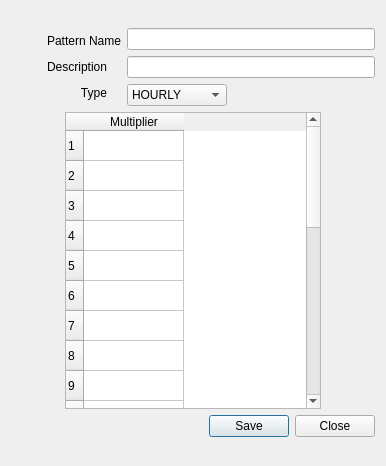
First picture: the form in flo2d/ui/storm_drain_inflow_pattern.ui, repository FLO-2DSoftware/qgis-flo-2d-plugin, before the edit.
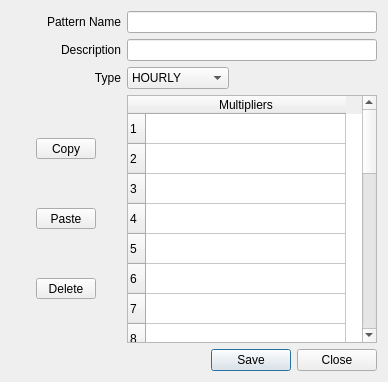
Second picture: the form after the edit.

Commit message: Baseline pattern done

```diff
--- a/flo2d/ui/storm_drain_inflow_pattern.ui
+++ b/flo2d/ui/storm_drain_inflow_pattern.ui
@@ -9,8 +9,8 @@
    <rect>
     <x>0</x>
     <y>0</y>
-    <width>349</width>
-    <height>466</height>
+    <width>388</width>
+    <height>382</height>
    </rect>
   </property>
   <property name="sizePolicy">
@@ -39,14 +39,7 @@
   </property>
   <layout class="QGridLayout" name="gridLayout_4">
    <item row="0" column="0">
-    <layout class="QVBoxLayout" name="verticalLayout">
-     <item>
-      <layout class="QGridLayout" name="gridLayout_3">
-       <property name="sizeConstraint">
-        <enum>QLayout::SetNoConstraint</enum>
-       </property>
-       <item row="0" column="0">
-        <layout class="QGridLayout" name="gridLayout">
+    <layout class="QGridLayout" name="gridLayout_5">
          <item row="0" column="0">
           <widget class="QLabel" name="label_2">
            <property name="sizePolicy">
@@ -90,7 +83,7 @@
            </property>
            <property name="minimumSize">
             <size>
-             <width>96</width>
+         <width>110</width>
              <height>0</height>
             </size>
            </property>
@@ -123,7 +116,7 @@
            </property>
            <property name="minimumSize">
             <size>
-             <width>96</width>
+         <width>110</width>
              <height>0</height>
             </size>
            </property>
@@ -141,39 +134,23 @@
            </property>
           </widget>
          </item>
-        </layout>
-       </item>
-       <item row="0" column="1">
-        <layout class="QGridLayout" name="gridLayout_2">
-         <item row="0" column="0" colspan="2">
-          <widget class="QLineEdit" name="name_le">
-           <property name="enabled">
-            <bool>true</bool>
-           </property>
-           <property name="sizePolicy">
-            <sizepolicy hsizetype="Expanding" vsizetype="Fixed">
-             <horstretch>0</horstretch>
-             <verstretch>0</verstretch>
-            </sizepolicy>
-           </property>
-           <property name="minimumSize">
+     <item row="2" column="2">
+      <spacer name="horizontalSpacer">
+       <property name="orientation">
+        <enum>Qt::Horizontal</enum>
+       </property>
+       <property name="sizeType">
+        <enum>QSizePolicy::Fixed</enum>
+       </property>
+       <property name="sizeHint" stdset="0">
             <size>
-             <width>209</width>
-             <height>22</height>
-            </size>
-           </property>
-           <property name="maximumSize">
-            <size>
-             <width>16777215</width>
-             <height>22</height>
-            </size>
-           </property>
-           <property name="clearButtonEnabled">
-            <bool>true</bool>
-           </property>
-          </widget>
-         </item>
-         <item row="1" column="0" colspan="2">
+         <width>142</width>
+         <height>20</height>
+        </size>
+       </property>
+      </spacer>
+     </item>
+     <item row="1" column="1" colspan="2">
           <widget class="QLineEdit" name="description_le">
            <property name="enabled">
             <bool>true</bool>
@@ -201,7 +178,35 @@
            </property>
           </widget>
          </item>
-         <item row="2" column="0">
+     <item row="0" column="1" colspan="2">
+      <widget class="QLineEdit" name="name_le">
+       <property name="enabled">
+        <bool>true</bool>
+       </property>
+       <property name="sizePolicy">
+        <sizepolicy hsizetype="Expanding" vsizetype="Fixed">
+         <horstretch>0</horstretch>
+         <verstretch>0</verstretch>
+        </sizepolicy>
+       </property>
+       <property name="minimumSize">
+        <size>
+         <width>209</width>
+         <height>22</height>
+        </size>
+       </property>
+       <property name="maximumSize">
+        <size>
+         <width>16777215</width>
+         <height>22</height>
+        </size>
+       </property>
+       <property name="clearButtonEnabled">
+        <bool>true</bool>
+       </property>
+      </widget>
+     </item>
+     <item row="2" column="1">
           <widget class="QComboBox" name="pattern_type_cbo">
            <property name="sizePolicy">
             <sizepolicy hsizetype="Expanding" vsizetype="Fixed">
@@ -228,8 +233,10 @@
            </item>
           </widget>
          </item>
-         <item row="2" column="1">
-          <spacer name="horizontalSpacer">
+     <item row="6" column="0" rowspan="3" colspan="3">
+      <layout class="QGridLayout" name="gridLayout_3">
+       <item row="0" column="0" rowspan="2">
+        <spacer name="horizontalSpacer_2">
            <property name="orientation">
             <enum>Qt::Horizontal</enum>
            </property>
@@ -238,52 +245,30 @@
            </property>
            <property name="sizeHint" stdset="0">
             <size>
-             <width>142</width>
+           <width>25</width>
              <height>20</height>
             </size>
            </property>
           </spacer>
          </item>
-        </layout>
-       </item>
-      </layout>
-     </item>
-     <item>
-      <layout class="QHBoxLayout" name="horizontalLayout">
-       <property name="sizeConstraint">
-        <enum>QLayout::SetNoConstraint</enum>
-       </property>
-       <item>
-        <spacer name="horizontalSpacer_4">
-         <property name="orientation">
-          <enum>Qt::Horizontal</enum>
-         </property>
-         <property name="sizeHint" stdset="0">
-          <size>
-           <width>38</width>
-           <height>283</height>
-          </size>
-         </property>
-        </spacer>
-       </item>
-       <item>
+       <item row="0" column="3" rowspan="2">
         <widget class="QTableWidget" name="multipliers_tblw">
          <property name="sizePolicy">
-          <sizepolicy hsizetype="Expanding" vsizetype="Fixed">
+          <sizepolicy hsizetype="Expanding" vsizetype="Expanding">
            <horstretch>0</horstretch>
            <verstretch>0</verstretch>
           </sizepolicy>
          </property>
          <property name="minimumSize">
           <size>
-           <width>200</width>
-           <height>297</height>
+           <width>0</width>
+           <height>0</height>
           </size>
          </property>
          <property name="maximumSize">
           <size>
            <width>16777215</width>
-           <height>297</height>
+           <height>16777215</height>
           </size>
          </property>
          <property name="alternatingRowColors">
@@ -301,14 +286,17 @@
          <property name="columnCount">
           <number>1</number>
          </property>
+         <attribute name="horizontalHeaderMinimumSectionSize">
+          <number>47</number>
+         </attribute>
          <attribute name="horizontalHeaderDefaultSectionSize">
-          <number>100</number>
+          <number>200</number>
          </attribute>
          <attribute name="horizontalHeaderHighlightSections">
           <bool>false</bool>
          </attribute>
-         <attribute name="horizontalHeaderMinimumSectionSize">
-          <number>100</number>
+         <attribute name="verticalHeaderMinimumSectionSize">
+          <number>28</number>
          </attribute>
          <row/>
          <row/>
@@ -336,32 +324,73 @@
          <row/>
          <column>
           <property name="text">
-           <string>Multiplier</string>
+           <string>Multipliers</string>
           </property>
          </column>
-         <item row="0" column="0">
-          <property name="flags">
-           <set>ItemIsSelectable|ItemIsDragEnabled|ItemIsEnabled</set>
-          </property>
-         </item>
         </widget>
        </item>
-       <item>
+       <item row="0" column="2" rowspan="2">
         <spacer name="horizontalSpacer_3">
          <property name="orientation">
           <enum>Qt::Horizontal</enum>
          </property>
+         <property name="sizeType">
+          <enum>QSizePolicy::Fixed</enum>
+         </property>
          <property name="sizeHint" stdset="0">
           <size>
-           <width>18</width>
-           <height>283</height>
+           <width>25</width>
+           <height>20</height>
           </size>
          </property>
         </spacer>
        </item>
-      </layout>
+       <item row="0" column="1" rowspan="2">
+        <layout class="QVBoxLayout" name="verticalLayout_2">
+         <item>
+          <widget class="QToolButton" name="copy_btn">
+           <property name="minimumSize">
+            <size>
+             <width>60</width>
+             <height>0</height>
+            </size>
+           </property>
+           <property name="text">
+            <string>Copy</string>
+           </property>
+          </widget>
      </item>
      <item>
+          <widget class="QToolButton" name="paste_btn">
+           <property name="minimumSize">
+            <size>
+             <width>60</width>
+             <height>0</height>
+            </size>
+           </property>
+           <property name="text">
+            <string>Paste</string>
+           </property>
+          </widget>
+         </item>
+         <item>
+          <widget class="QToolButton" name="delete_btn">
+           <property name="minimumSize">
+            <size>
+             <width>60</width>
+             <height>0</height>
+            </size>
+           </property>
+           <property name="text">
+            <string>Delete</string>
+           </property>
+          </widget>
+         </item>
+        </layout>
+       </item>
+      </layout>
+     </item>
+     <item row="9" column="0" colspan="3">
       <widget class="QDialogButtonBox" name="pattern_buttonBox">
        <property name="orientation">
         <enum>Qt::Horizontal</enum>
```
Lines whose indentation alone changed are shown as unchanged. The commit also changes 1 other file.
